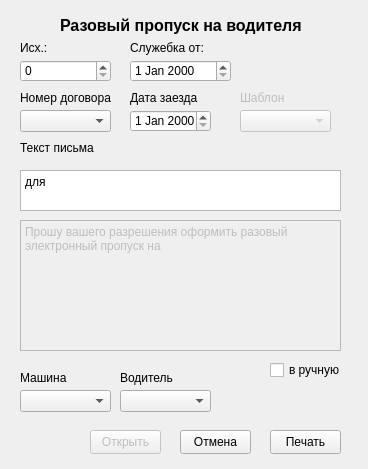
Before: the Qt Designer form my_helper/notebook/designer_ui/pass_driver.ui in SmolPO/vertical, drawn with Qt 5.
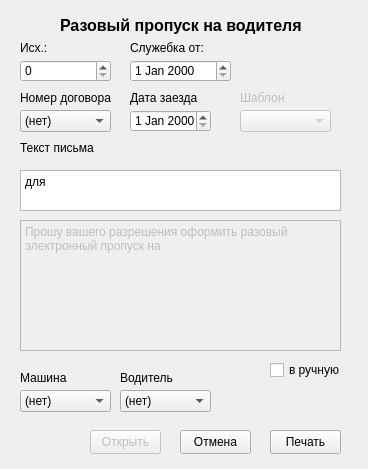
After: the same form once the commit is applied.

What changed in the file:
```diff
--- a/my_helper/notebook/designer_ui/pass_driver.ui
+++ b/my_helper/notebook/designer_ui/pass_driver.ui
@@ -191,6 +191,11 @@
      <height>22</height>
     </rect>
    </property>
+   <item>
+    <property name="text">
+     <string>(нет)</string>
+    </property>
+   </item>
   </widget>
   <widget class="QDateEdit" name="d_arrive">
    <property name="geometry">
@@ -257,6 +262,11 @@
      <height>22</height>
     </rect>
    </property>
+   <item>
+    <property name="text">
+     <string>(нет)</string>
+    </property>
+   </item>
   </widget>
   <widget class="QComboBox" name="cb_drivers">
    <property name="geometry">
@@ -267,6 +277,11 @@
      <height>22</height>
     </rect>
    </property>
+   <item>
+    <property name="text">
+     <string>(нет)</string>
+    </property>
+   </item>
   </widget>
   <widget class="QLabel" name="label_2">
    <property name="geometry">
```
